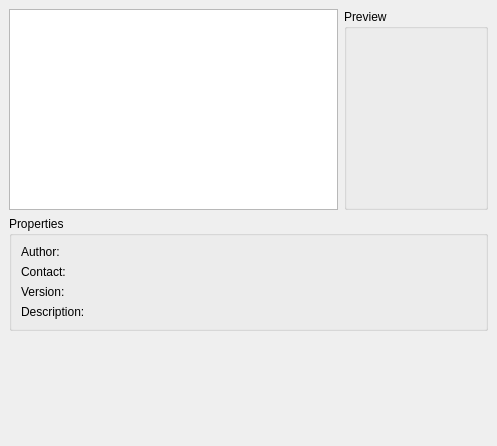
The window that kmahjonggtilesetselector.ui (KDE/libkmahjongg) describes before a commit, drawn with Qt 5.
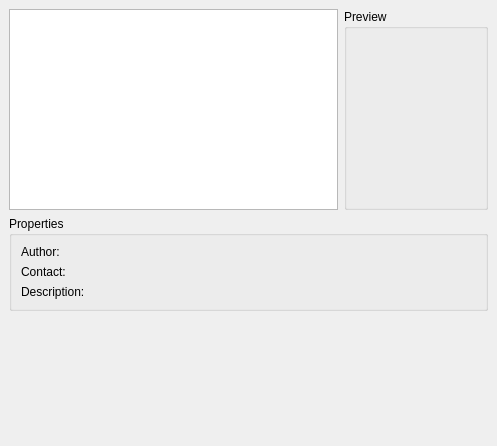
The same window after the commit.

Commit message: Show tileset description in the UI

```diff
--- a/kmahjonggtilesetselector.ui
+++ b/kmahjonggtilesetselector.ui
@@ -106,13 +106,6 @@
           </property>
          </widget>
         </item>
-        <item>
-         <widget class="QLabel" name="labelVersion" >
-          <property name="text" >
-           <string>Version:</string>
-          </property>
-         </widget>
-        </item>
         <item>
          <widget class="QLabel" name="labelDescription" >
           <property name="text" >
@@ -144,13 +137,6 @@
           </property>
          </widget>
         </item>
-        <item>
-         <widget class="QLabel" name="tilesetVersion" >
-          <property name="text" >
-           <string/>
-          </property>
-         </widget>
-        </item>
         <item>
          <widget class="QLabel" name="tilesetDescription" >
           <property name="text" >
```
The commit also changes 4 other files.
